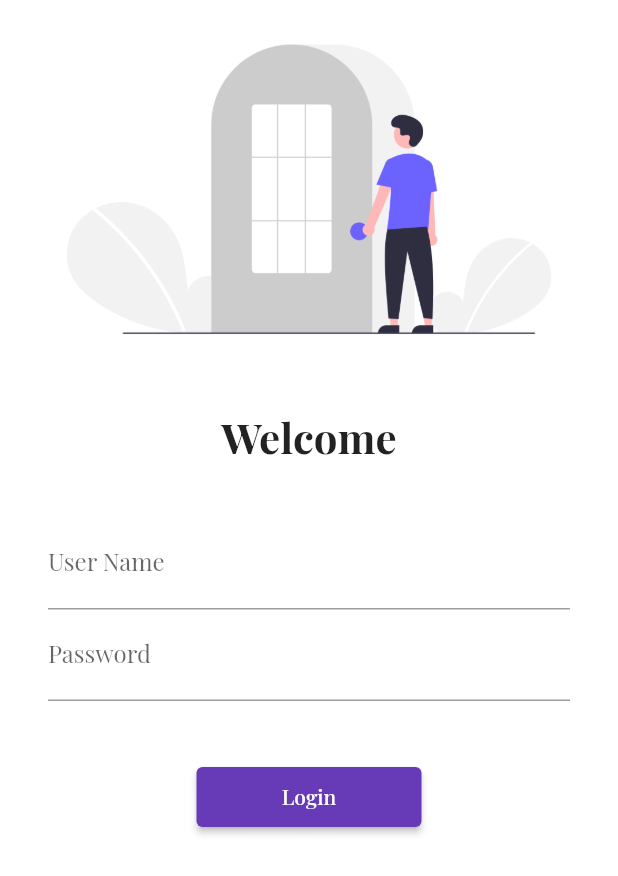
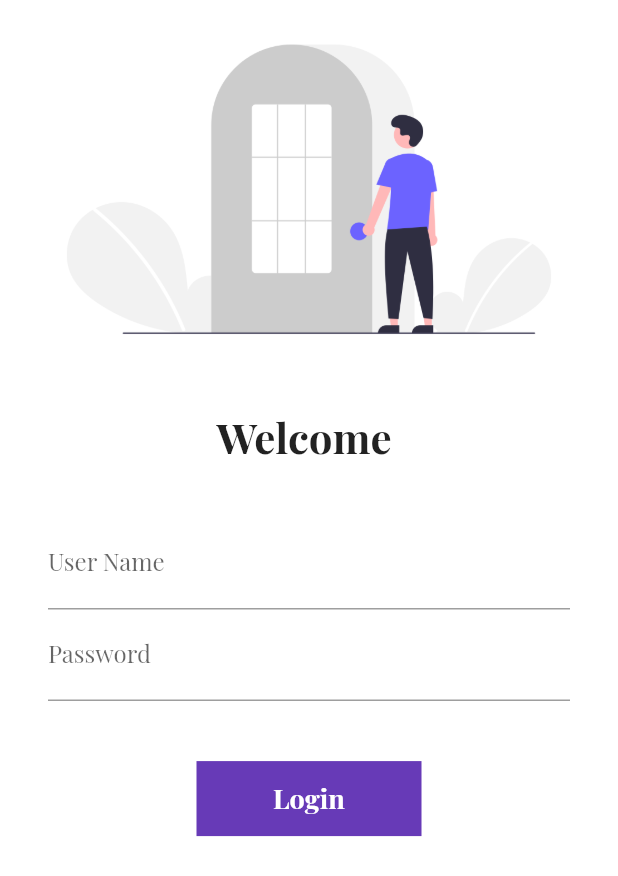
Before and after one commit to SaiChand440/learnFlutterIn30Days, a Flutter app: the screen it shows after launch, on a phone screen of 412 x 824 dp. Shown: the top 876 px of the screen. Run offline on Flutter 3.47's test engine with Material 2 defaults, Android fonts, the phone set to English and light mode, and no system bars; our stand-ins replace google_fonts.

Commit message:
Day 6 completed

```diff
--- a/lib/pages/login_page.dart
+++ b/lib/pages/login_page.dart
@@ -1,7 +1,15 @@
 import 'package:flutter/material.dart';
 import 'package:flutter_catalog/utils/routes.dart';
 
-class LoginPage extends StatelessWidget {
+class LoginPage extends StatefulWidget {
+  @override
+  _LoginPageState createState() => _LoginPageState();
+}
+
+class _LoginPageState extends State<LoginPage> {
+  String name = "";
+  bool changeButton = false;
+
   @override
   Widget build(BuildContext context) {
     return Material(
@@ -15,7 +23,7 @@ class LoginPage extends StatelessWidget {
               ),
               SizedBox(height: 20),
               Text(
-                "Welcome",
+                "Welcome $name",
                 style: TextStyle(
                   fontSize: 28,
                   fontWeight: FontWeight.bold,
@@ -29,6 +37,10 @@ class LoginPage extends StatelessWidget {
                   TextFormField(
                     decoration: InputDecoration(
                         hintText: "Enter User Name", labelText: "User Name"),
+                    onChanged: (value) {
+                      name = value;
+                      setState(() {});
+                    },
                   ),
                   TextFormField(
                     obscureText: true,
@@ -37,15 +49,42 @@ class LoginPage extends StatelessWidget {
                   SizedBox(
                     height: 40.0,
                   ),
-                  ElevatedButton(
-                    onPressed: () {
+                  // ElevatedButton(
+                  //   onPressed: () {
+                  //     Navigator.pushNamed(context, MyRoutes.homeRoute);
+                  //   },
+                  //   child: Text("Login"),
+                  //   style: TextButton.styleFrom(minimumSize: Size(150, 40.0)),
+                  // )
+
+                  InkWell(
+                    onTap: () async {
+                      setState(() {
+                        changeButton = true;
+                      });
+                      await Future.delayed(Duration(milliseconds: 500));
                       Navigator.pushNamed(context, MyRoutes.homeRoute);
                     },
-                    child: Text("Login"),
-                    style: TextButton.styleFrom(
-                        backgroundColor: Colors.deepPurple,
-                        primary: Colors.white,
-                        minimumSize: Size(150, 40.0)),
+                    child: AnimatedContainer(
+                      duration: Duration(milliseconds: 500),
+                      width: changeButton ? 50 : 150,
+                      height: 50,
+                      alignment: Alignment.center,
+                      child: changeButton
+                          ? Icon(Icons.done, color: Colors.white)
+                          : Text(
+                              "Login",
+                              style: TextStyle(
+                                  color: Colors.white,
+                                  fontWeight: FontWeight.bold,
+                                  fontSize: 18),
+                            ),
+                      decoration: BoxDecoration(
+                        color: Colors.deepPurple,
+                        borderRadius:
+                            BorderRadius.circular(changeButton ? 50 : 0),
+                      ),
+                    ),
                   )
                 ]),
               )
```
